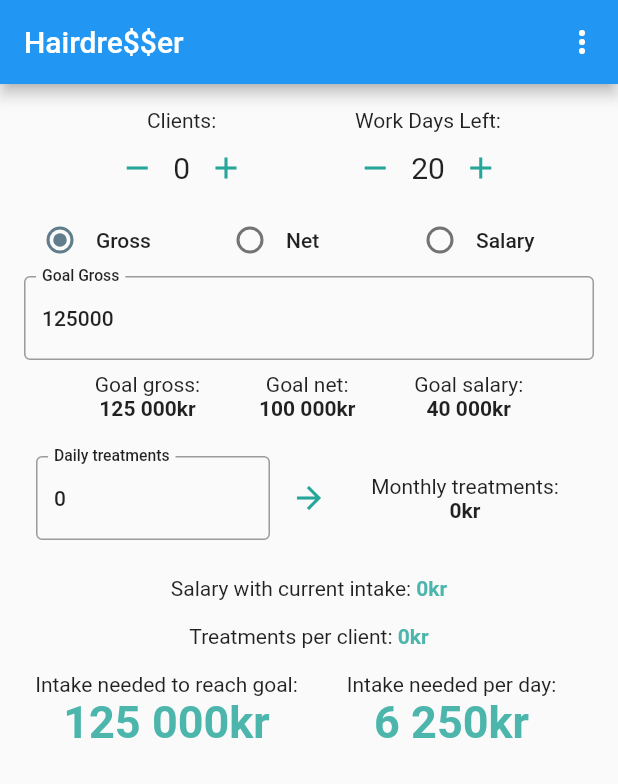
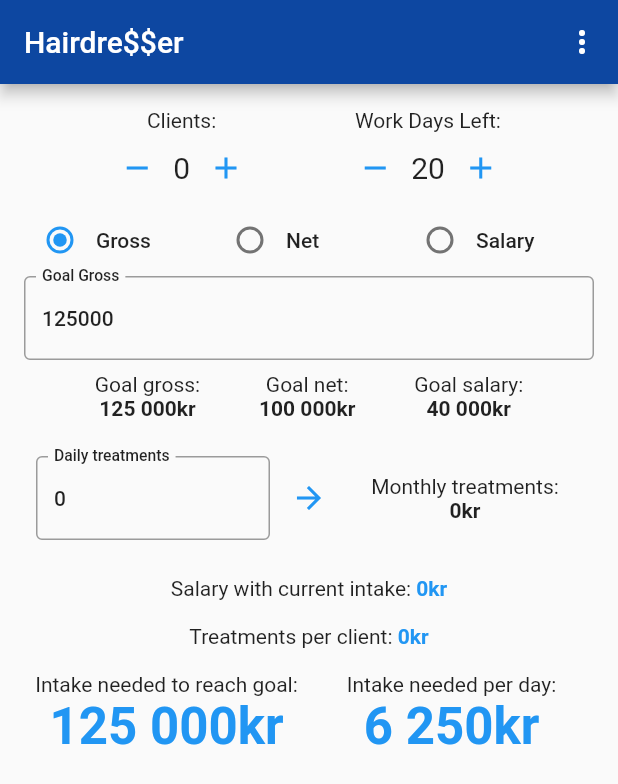
Before and after one commit to jasonctoms/hairdresser_calc2, a Flutter app: the screen it shows after launch, on a phone screen of 412 x 824 dp. Shown: the top 784 px of the screen. Run offline on Flutter 3.47's test engine with Material 2 defaults, Android fonts, the phone set to English and light mode, and no system bars; our stand-ins replace hive, hive_flutter; accounts and stored records are empty; generated files the repository leaves out were written again.

Commit message:
Update some themes

```diff
--- a/lib/main.dart
+++ b/lib/main.dart
@@ -25,17 +25,19 @@ class MyApp extends StatelessWidget {
     return MaterialApp(
       localizationsDelegates: Translations.localizationsDelegates,
       supportedLocales: Translations.supportedLocales,
+      debugShowCheckedModeBanner: false,
       theme: ThemeData(
           primarySwatch: Colors.blue,
-          colorScheme: ColorScheme.fromSwatch(
-            primarySwatch: Colors.blue,
-            accentColor: Colors.blueGrey,
-          ),
+          primaryColor: Colors.blue[900],
+          accentColor: Colors.blue,
           visualDensity: VisualDensity.adaptivePlatformDensity,
           brightness: Brightness.light),
       darkTheme: ThemeData(
         visualDensity: VisualDensity.adaptivePlatformDensity,
         brightness: Brightness.dark,
+        primarySwatch: Colors.blue,
+        primaryColor: Colors.blue[900],
+        accentColor: Colors.blue,
       ),
       home: SalaryPage(),
     );
--- a/lib/widgets/commission_dialog.dart
+++ b/lib/widgets/commission_dialog.dart
@@ -80,6 +80,7 @@ class _CommissionDialogState extends State<CommissionDialog> {
         children: [
           Text(Translations.of(context).fixedSalary),
           Switch(
+            activeColor: Theme.of(context).accentColor,
             value: _fixedSalary,
             onChanged: (bool newValue) {
               setState(() {
--- a/lib/widgets/goal_widget.dart
+++ b/lib/widgets/goal_widget.dart
@@ -63,6 +63,7 @@ class _GoalWidgetState extends State<GoalWidget> {
             Radio<GoalSelection>(
               value: goalType,
               groupValue: _goalSelection,
+              activeColor: Theme.of(context).accentColor,
               onChanged: (GoalSelection value) {
                 setState(() {
                   _goalSelection = value;
--- a/lib/widgets/incdec_widget.dart
+++ b/lib/widgets/incdec_widget.dart
@@ -23,7 +23,7 @@ class IncDecWidget extends StatelessWidget {
     final subtract = IconButton(
       icon: Icon(
         Icons.remove,
-        color: Colors.teal[400],
+        color: Theme.of(context).accentColor,
       ),
       onPressed: decrementFunction,
     );
@@ -38,7 +38,7 @@ class IncDecWidget extends StatelessWidget {
     final add = IconButton(
       icon: Icon(
         Icons.add,
-        color: Colors.teal[400],
+        color: Theme.of(context).accentColor,
       ),
       onPressed: incrementFunction,
     );
--- a/lib/widgets/intake_widget.dart
+++ b/lib/widgets/intake_widget.dart
@@ -102,7 +102,7 @@ class _IntakeWidgetState extends State<IntakeWidget> {
             child: IconButton(
               icon: Icon(
                 Icons.arrow_forward,
-                color: Colors.teal[400],
+                color: Theme.of(context).accentColor,
               ),
               onPressed: () => widget.onStore(),
             ),
--- a/lib/widgets/salary_page.dart
+++ b/lib/widgets/salary_page.dart
@@ -55,7 +55,7 @@ class _SalaryPageState extends State<SalaryPage> {
             context.watch<SalaryProvider>().salaryWithCurrentIntake.toKroner(),
             style: TextStyle(
               fontWeight: FontWeight.bold,
-              color: Colors.teal[300],
+              color: Theme.of(context).accentColor,
             ),
           ),
         ],
@@ -72,7 +72,7 @@ class _SalaryPageState extends State<SalaryPage> {
             context.watch<SalaryProvider>().treatmentValuePerClient.toKroner(),
             style: TextStyle(
               fontWeight: FontWeight.bold,
-              color: Colors.teal[300],
+              color: Theme.of(context).accentColor,
             ),
           ),
         ],
@@ -110,7 +110,10 @@ class _SalaryPageState extends State<SalaryPage> {
                   maxLines: 1,
                   textAlign: TextAlign.center,
                   style: TextStyle(
-                      fontWeight: FontWeight.bold, color: Colors.teal[300], fontSize: 30.0),
+                    fontWeight: FontWeight.bold,
+                    color: Theme.of(context).accentColor,
+                    fontSize: Theme.of(context).textTheme.headline4.fontSize,
+                  ),
                 ),
               ),
               Expanded(
@@ -120,7 +123,10 @@ class _SalaryPageState extends State<SalaryPage> {
                   maxLines: 1,
                   textAlign: TextAlign.center,
                   style: TextStyle(
-                      fontWeight: FontWeight.bold, color: Colors.teal[300], fontSize: 30.0),
+                    fontWeight: FontWeight.bold,
+                    color: Theme.of(context).accentColor,
+                    fontSize: Theme.of(context).textTheme.headline4.fontSize,
+                  ),
                 ),
               ),
             ],
```
